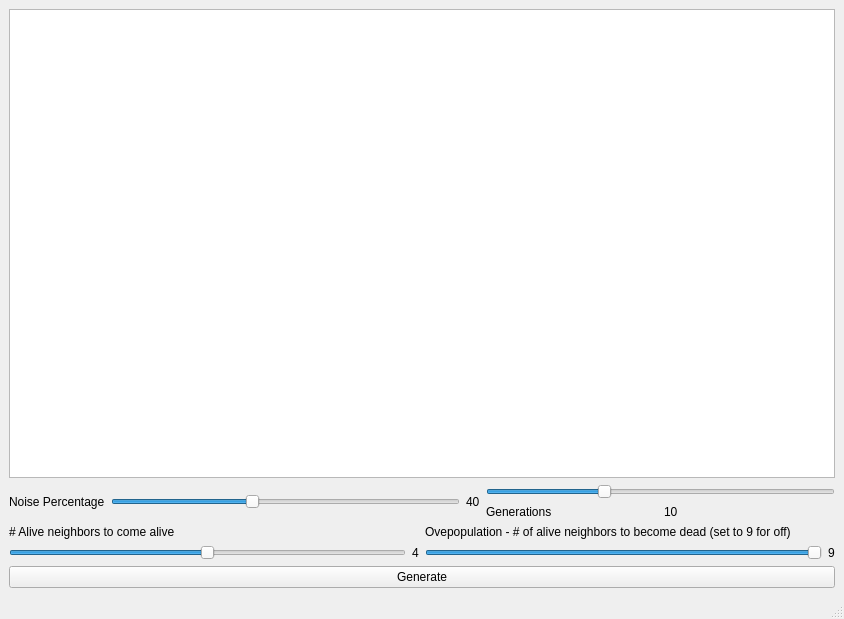
DungleDoor/Qt-Test-Procedural-Generation, file mainwindow.ui: the form before one commit.
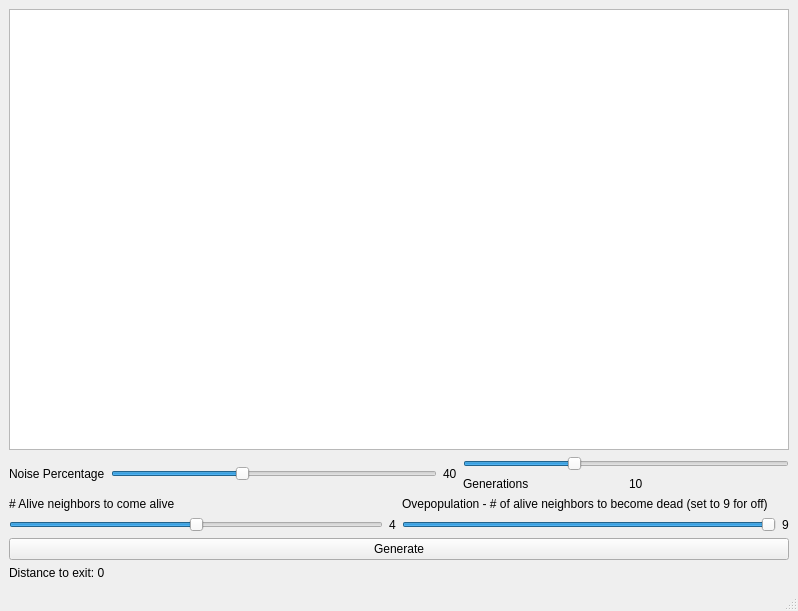
The form after the commit.

Commit message: added better startpoint selection, added endpoint, added minimum map length variable and display for current maplength

Patch:
```diff
--- a/mainwindow.ui
+++ b/mainwindow.ui
@@ -6,8 +6,8 @@
    <rect>
     <x>0</x>
     <y>0</y>
-    <width>844</width>
-    <height>619</height>
+    <width>798</width>
+    <height>611</height>
    </rect>
   </property>
   <property name="sizePolicy">
@@ -183,6 +183,13 @@
       </property>
      </widget>
     </item>
+    <item>
+     <widget class="QLabel" name="distanceLabel">
+      <property name="text">
+       <string>Distance to exit: 0</string>
+      </property>
+     </widget>
+    </item>
    </layout>
   </widget>
   <widget class="QMenuBar" name="menubar">
```
Left out of the diff: 2 changed lines with no effect on the pictures. The commit also changes 2 other files.
